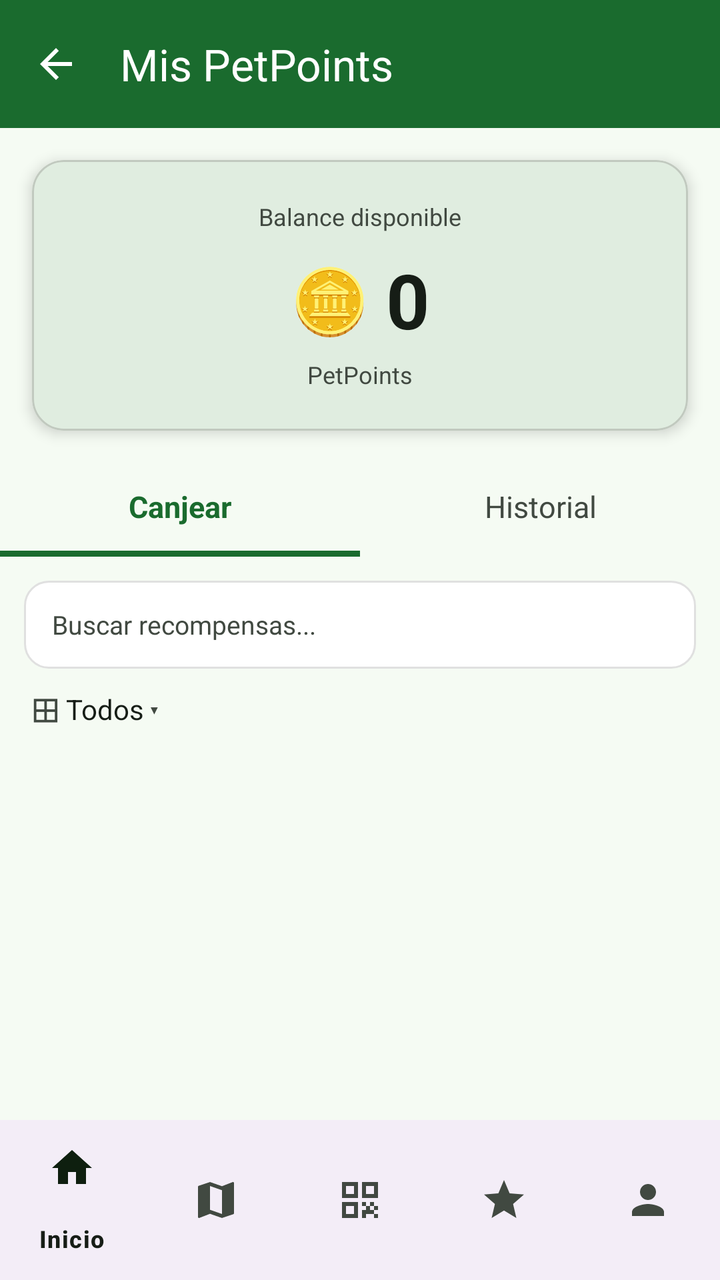
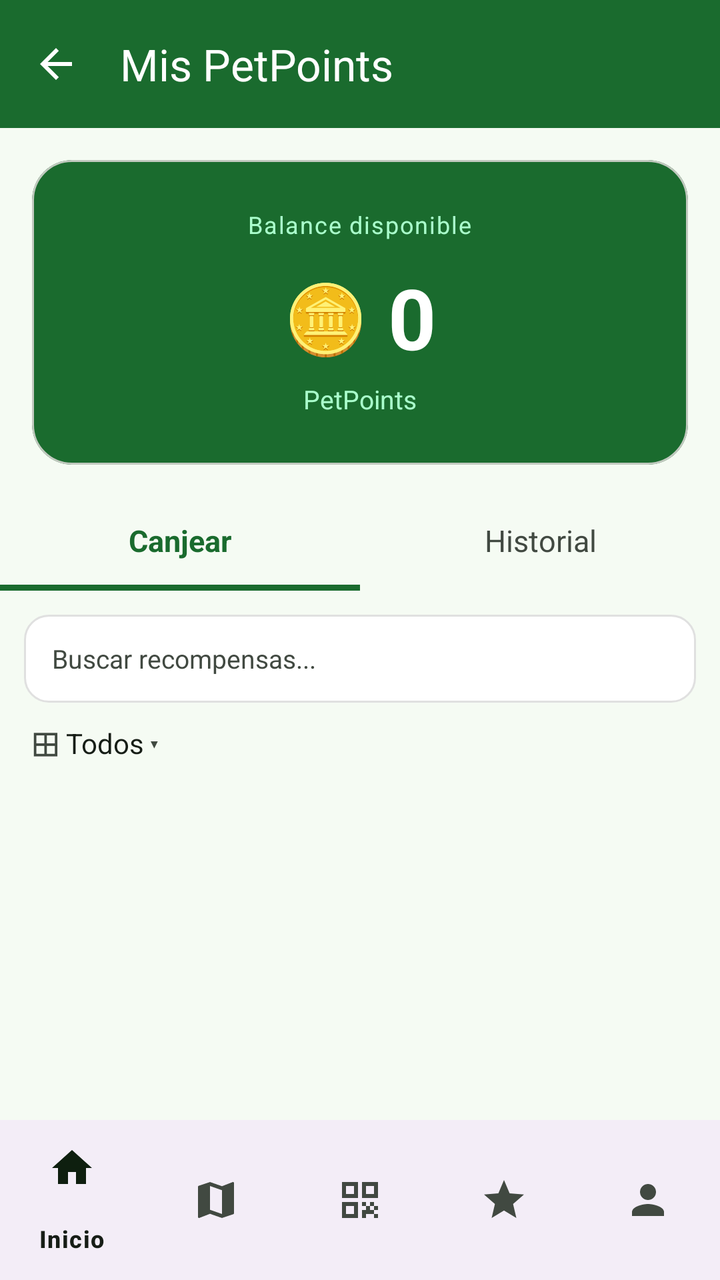

Compare the two renders of this Android layout. The source of the first and the diff that turns it into the second are given below.
<!-- AndroidManifest.xml: application theme Theme.Guander -->
<!-- res/layout/activity_rewards.xml -->
<?xml version="1.0" encoding="utf-8"?>
<LinearLayout xmlns:android="http://schemas.android.com/apk/res/android"
    xmlns:app="http://schemas.android.com/apk/res-auto"
    android:layout_width="match_parent"
    android:layout_height="match_parent"
    android:orientation="vertical"
    android:background="?android:attr/colorBackground">

    
    <com.google.android.material.appbar.AppBarLayout
        android:layout_width="match_parent"
        android:layout_height="wrap_content"
        android:fitsSystemWindows="true"
        android:background="@color/appbar_green">

        <com.google.android.material.appbar.MaterialToolbar
            android:id="@+id/toolbar"
            android:layout_width="match_parent"
            android:layout_height="?attr/actionBarSize"
            app:navigationIcon="@drawable/ic_arrow_back"
            app:navigationIconTint="?attr/colorOnPrimary"
            app:title="Mis PetPoints"
            app:titleTextColor="?attr/colorOnPrimary" />
    </com.google.android.material.appbar.AppBarLayout>

    
    <com.google.android.material.card.MaterialCardView
        android:layout_width="match_parent"
        android:layout_height="wrap_content"
        android:layout_margin="16dp"
        app:cardCornerRadius="16dp"
        app:cardElevation="4dp"
        app:cardBackgroundColor="?attr/colorSurface">

        <LinearLayout
            android:layout_width="match_parent"
            android:layout_height="wrap_content"
            android:orientation="vertical"
            android:gravity="center"
            android:padding="20dp">

            <TextView
                android:layout_width="wrap_content"
                android:layout_height="wrap_content"
                android:text="Balance disponible"
                android:textSize="12sp"
                android:textColor="@color/text_secondary" />

            <LinearLayout
                android:layout_width="wrap_content"
                android:layout_height="wrap_content"
                android:orientation="horizontal"
                android:gravity="center_vertical"
                android:layout_marginTop="8dp">

                <TextView
                    android:layout_width="wrap_content"
                    android:layout_height="wrap_content"
                    android:text="🪙"
                    android:textSize="32sp" />

                <TextView
                    android:id="@+id/tv_rewards_points"
                    android:layout_width="wrap_content"
                    android:layout_height="wrap_content"
                    android:text="0"
                    android:textSize="38sp"
                    android:textStyle="bold"
                    android:textColor="?attr/colorOnSurface"
                    android:layout_marginStart="8dp" />
            </LinearLayout>

            <TextView
                android:layout_width="wrap_content"
                android:layout_height="wrap_content"
                android:text="PetPoints"
                android:textSize="12sp"
                android:textColor="@color/text_secondary"
                android:layout_marginTop="4dp" />
        </LinearLayout>
    </com.google.android.material.card.MaterialCardView>

    
    <LinearLayout
        android:layout_width="match_parent"
        android:layout_height="wrap_content"
        android:orientation="horizontal"
        android:background="?attr/colorSurface">

        <LinearLayout
            android:id="@+id/tab_canjear"
            android:layout_width="0dp"
            android:layout_height="wrap_content"
            android:layout_weight="1"
            android:orientation="vertical"
            android:background="?attr/selectableItemBackground">

            <TextView
                android:id="@+id/tv_tab_canjear"
                android:layout_width="match_parent"
                android:layout_height="44dp"
                android:text="Canjear"
                android:textSize="15sp"
                android:textStyle="bold"
                android:gravity="center"
                android:textColor="@color/green_primary" />

            <View
                android:id="@+id/indicator_canjear"
                android:layout_width="match_parent"
                android:layout_height="3dp"
                android:background="@color/green_primary" />
        </LinearLayout>

        <LinearLayout
            android:id="@+id/tab_historial"
            android:layout_width="0dp"
            android:layout_height="wrap_content"
            android:layout_weight="1"
            android:orientation="vertical"
            android:background="?attr/selectableItemBackground">

            <TextView
                android:id="@+id/tv_tab_historial"
                android:layout_width="match_parent"
                android:layout_height="44dp"
                android:text="Historial"
                android:textSize="15sp"
                android:gravity="center"
                android:textColor="@color/text_secondary" />

            <View
                android:id="@+id/indicator_historial"
                android:layout_width="match_parent"
                android:layout_height="3dp"
                android:background="@android:color/transparent" />
        </LinearLayout>
    </LinearLayout>

    
    <LinearLayout
        android:id="@+id/content_canjear"
        android:layout_width="match_parent"
        android:layout_height="0dp"
        android:layout_weight="1"
        android:orientation="vertical"
        android:visibility="visible">

        
        <LinearLayout
            android:layout_width="match_parent"
            android:layout_height="wrap_content"
            android:paddingStart="12dp"
            android:paddingEnd="12dp"
            android:paddingTop="12dp"
            android:paddingBottom="8dp">

            <EditText
                android:id="@+id/et_search"
                android:layout_width="match_parent"
                android:layout_height="44dp"
                android:background="@drawable/shape_card_outline"
                android:hint="Buscar recompensas..."
                android:textSize="13sp"
                android:textColor="?attr/colorOnSurface"
                android:textColorHint="?attr/colorOnSurfaceVariant"
                android:paddingStart="14dp"
                android:paddingEnd="14dp"
                android:inputType="text"
                android:imeOptions="actionSearch"
                android:singleLine="true" />
        </LinearLayout>

        
        <LinearLayout
            android:layout_width="match_parent"
            android:layout_height="wrap_content"
            android:orientation="horizontal"
            android:paddingStart="16dp"
            android:paddingEnd="16dp"
            android:paddingBottom="6dp"
            android:gravity="center_vertical">

            <TextView
                android:layout_width="wrap_content"
                android:layout_height="wrap_content"
                android:text="⊞"
                android:textSize="18sp"
                android:textColor="@color/text_secondary" />

            <TextView
                android:layout_width="wrap_content"
                android:layout_height="wrap_content"
                android:text=" Todos"
                android:textSize="14sp"
                android:textColor="?attr/colorOnSurface" />

            <TextView
                android:layout_width="wrap_content"
                android:layout_height="wrap_content"
                android:text=" ▾"
                android:textSize="12sp"
                android:textColor="@color/text_secondary" />
        </LinearLayout>

        
        <ProgressBar
            android:id="@+id/pb_rewards_loading"
            android:layout_width="wrap_content"
            android:layout_height="wrap_content"
            android:layout_gravity="center_horizontal"
            android:visibility="gone" />

        
        <ScrollView
            android:layout_width="match_parent"
            android:layout_height="0dp"
            android:layout_weight="1"
            android:fillViewport="true">

            <LinearLayout
                android:id="@+id/ll_rewards"
                android:layout_width="match_parent"
                android:layout_height="wrap_content"
                android:orientation="vertical"
                android:paddingStart="12dp"
                android:paddingEnd="12dp"
                android:paddingBottom="12dp" />
        </ScrollView>
    </LinearLayout>

    
    <ScrollView
        android:id="@+id/content_historial"
        android:layout_width="match_parent"
        android:layout_height="0dp"
        android:layout_weight="1"
        android:visibility="gone"
        android:fillViewport="true">

        <LinearLayout
            android:id="@+id/ll_history"
            android:layout_width="match_parent"
            android:layout_height="wrap_content"
            android:orientation="vertical"
            android:paddingStart="12dp"
            android:paddingEnd="12dp"
            android:paddingTop="8dp"
            android:paddingBottom="12dp" />
    </ScrollView>

    <com.google.android.material.bottomnavigation.BottomNavigationView
        android:id="@+id/bottom_nav"
        android:layout_width="match_parent"
        android:layout_height="wrap_content"
        app:menu="@menu/nav_menu" />

</LinearLayout>
<!-- resources referenced by this layout -->
<resources>
  <color name="appbar_green">#1A6B2E</color>
  <color name="green_primary">@color/md_theme_primary</color>
  <color name="text_secondary">@color/md_theme_on_surface_variant</color>
  <!-- drawable ic_arrow_back (drawable) -->
  ﻿<vector xmlns:android="http://schemas.android.com/apk/res/android"
      android:width="24dp"
      android:height="24dp"
      android:viewportWidth="24"
      android:viewportHeight="24">
      <path
          android:fillColor="@android:color/black"
          android:pathData="M20,11H7.83l5.59,-5.59L12,4l-8,8 8,8 1.41,-1.41L7.83,13H20v-2z" />
  </vector>
  <!-- drawable shape_card_outline (drawable) -->
  ﻿<?xml version="1.0" encoding="utf-8"?>
  <shape xmlns:android="http://schemas.android.com/apk/res/android"
      android:shape="rectangle">
      <solid android:color="@color/white" />
      <corners android:radius="12dp" />
      <stroke android:color="#E0E0E0" android:width="1dp" />
  </shape>
  <style name="Theme.Guander" parent="Base.Theme.Guander" />
  <color name="md_theme_primary">#1A6B2E</color>
  <color name="md_theme_on_surface_variant">#414941</color>
  <color name="white">#FFFFFFFF</color>
  <color name="md_theme_on_primary">#FFFFFF</color>
  <color name="md_theme_primary_container">#A8F5B4</color>
  <color name="md_theme_on_primary_container">#002109</color>
  <color name="md_theme_secondary">#516350</color>
  <color name="md_theme_on_secondary">#FFFFFF</color>
  <color name="md_theme_secondary_container">#D3E8D0</color>
  <color name="md_theme_on_secondary_container">#0E1F0F</color>
  <color name="md_theme_tertiary">#39656C</color>
  <color name="md_theme_on_tertiary">#FFFFFF</color>
  <color name="md_theme_tertiary_container">#BCEBF2</color>
  <color name="md_theme_on_tertiary_container">#001F24</color>
  <color name="md_theme_error">#BA1A1A</color>
  <color name="md_theme_on_error">#FFFFFF</color>
  <color name="md_theme_error_container">#FFDAD6</color>
  <color name="md_theme_on_error_container">#410002</color>
  <color name="md_theme_background">#F5FBF3</color>
  <color name="md_theme_on_background">#161D16</color>
  <color name="md_theme_surface">#F5FBF3</color>
  <color name="md_theme_on_surface">#161D16</color>
  <color name="md_theme_surface_variant">#DDE5DA</color>
  <color name="md_theme_outline">#717971</color>
  <color name="md_theme_outline_variant">#C1C9BF</color>
  <!-- unchanged entries left out for length: 1 -->
</resources>

<!-- the commit's change to res/layout/activity_rewards.xml (unified diff, before → after) -->
@@ -28,54 +28,58 @@
         android:layout_width="match_parent"
         android:layout_height="wrap_content"
         android:layout_margin="16dp"
-        app:cardCornerRadius="16dp"
-        app:cardElevation="4dp"
-        app:cardBackgroundColor="?attr/colorSurface">
+        app:cardCornerRadius="20dp"
+        app:cardElevation="0dp"
+        app:cardBackgroundColor="@color/appbar_green">
 
         <LinearLayout
             android:layout_width="match_parent"
             android:layout_height="wrap_content"
             android:orientation="vertical"
             android:gravity="center"
-            android:padding="20dp">
+            android:paddingTop="24dp"
+            android:paddingBottom="24dp"
+            android:paddingStart="20dp"
+            android:paddingEnd="20dp">
 
             <TextView
                 android:layout_width="wrap_content"
                 android:layout_height="wrap_content"
                 android:text="Balance disponible"
                 android:textSize="12sp"
-                android:textColor="@color/text_secondary" />
+                android:textColor="#AAFFCC"
+                android:letterSpacing="0.05" />
 
             <LinearLayout
                 android:layout_width="wrap_content"
                 android:layout_height="wrap_content"
                 android:orientation="horizontal"
                 android:gravity="center_vertical"
-                android:layout_marginTop="8dp">
+                android:layout_marginTop="10dp">
 
                 <TextView
                     android:layout_width="wrap_content"
                     android:layout_height="wrap_content"
                     android:text="🪙"
-                    android:textSize="32sp" />
+                    android:textSize="34sp" />
 
                 <TextView
                     android:id="@+id/tv_rewards_points"
                     android:layout_width="wrap_content"
                     android:layout_height="wrap_content"
                     android:text="0"
-                    android:textSize="38sp"
+                    android:textSize="42sp"
                     android:textStyle="bold"
-                    android:textColor="?attr/colorOnSurface"
-                    android:layout_marginStart="8dp" />
+                    android:textColor="#FFFFFF"
+                    android:layout_marginStart="10dp" />
             </LinearLayout>
 
             <TextView
                 android:layout_width="wrap_content"
                 android:layout_height="wrap_content"
                 android:text="PetPoints"
-                android:textSize="12sp"
-                android:textColor="@color/text_secondary"
+                android:textSize="13sp"
+                android:textColor="#AAFFCC"
                 android:layout_marginTop="4dp" />
         </LinearLayout>
     </com.google.android.material.card.MaterialCardView>
